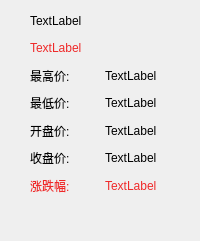
This is infodisplay.ui in xkyyxj/stock-qt as Qt 5 draws it before an edit. The edited form follows.
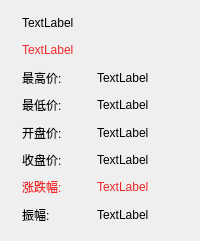
This is the edited form.

Patch:
```diff
--- a/infodisplay.ui
+++ b/infodisplay.ui
@@ -13,13 +13,13 @@
   <property name="windowTitle">
    <string>Dialog</string>
   </property>
-  <widget class="QWidget" name="layoutWidget">
+  <widget class="QWidget" name="">
    <property name="geometry">
     <rect>
-     <x>30</x>
-     <y>10</y>
+     <x>22</x>
+     <y>12</y>
      <width>144</width>
-     <height>186</height>
+     <height>213</height>
     </rect>
    </property>
    <layout class="QVBoxLayout" name="verticalLayout">
@@ -42,7 +42,7 @@
      </widget>
     </item>
     <item>
-     <layout class="QHBoxLayout" name="horizontalLayout">
+     <layout class="QHBoxLayout" name="horizontalLayout_2">
       <item>
        <widget class="QLabel" name="max_l">
         <property name="text">
@@ -60,7 +60,7 @@
      </layout>
     </item>
     <item>
-     <layout class="QHBoxLayout" name="horizontalLayout_2">
+     <layout class="QHBoxLayout" name="horizontalLayout_3">
       <item>
        <widget class="QLabel" name="min_l">
         <property name="text">
@@ -78,7 +78,7 @@
      </layout>
     </item>
     <item>
-     <layout class="QHBoxLayout" name="horizontalLayout_3">
+     <layout class="QHBoxLayout" name="horizontalLayout_4">
       <item>
        <widget class="QLabel" name="open_l">
         <property name="text">
@@ -96,7 +96,7 @@
      </layout>
     </item>
     <item>
-     <layout class="QHBoxLayout" name="horizontalLayout_4">
+     <layout class="QHBoxLayout" name="horizontalLayout_5">
       <item>
        <widget class="QLabel" name="close_l">
         <property name="text">
@@ -114,7 +114,7 @@
      </layout>
     </item>
     <item>
-     <layout class="QHBoxLayout" name="horizontalLayout_5">
+     <layout class="QHBoxLayout" name="horizontalLayout_6">
       <item>
        <widget class="QLabel" name="pct_chg_l">
         <property name="styleSheet">
@@ -139,6 +139,24 @@
       </item>
      </layout>
     </item>
+    <item>
+     <layout class="QHBoxLayout" name="horizontalLayout">
+      <item>
+       <widget class="QLabel" name="wave_l">
+        <property name="text">
+         <string>振幅:</string>
+        </property>
+       </widget>
+      </item>
+      <item>
+       <widget class="QLabel" name="wave">
+        <property name="text">
+         <string>TextLabel</string>
+        </property>
+       </widget>
+      </item>
+     </layout>
+    </item>
    </layout>
   </widget>
  </widget>
```
